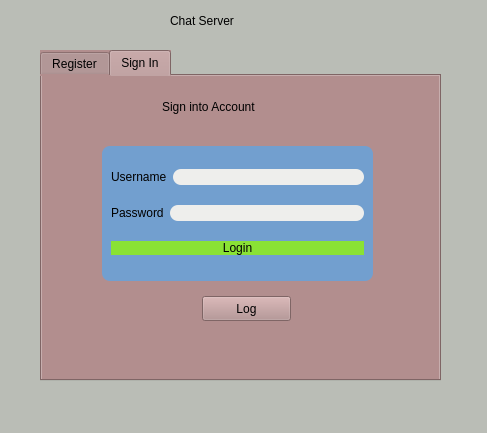
Old version of the form ChatServer/mainwindow.ui in the repository wmbb123/Chat-Server.
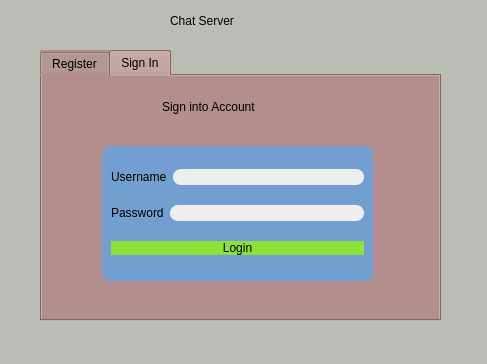
New version of the form.

What changed in the file:
```diff
--- a/ChatServer/mainwindow.ui
+++ b/ChatServer/mainwindow.ui
@@ -7,7 +7,7 @@
     <x>0</x>
     <y>0</y>
     <width>487</width>
-    <height>433</height>
+    <height>364</height>
    </rect>
   </property>
   <property name="windowTitle">
@@ -23,7 +23,7 @@
       <x>40</x>
       <y>50</y>
       <width>401</width>
-      <height>331</height>
+      <height>271</height>
      </rect>
     </property>
     <property name="styleSheet">
@@ -255,19 +255,6 @@
        <string>Sign into Account</string>
       </property>
      </widget>
-     <widget class="QPushButton" name="Logintxt">
-      <property name="geometry">
-       <rect>
-        <x>160</x>
-        <y>220</y>
-        <width>89</width>
-        <height>25</height>
-       </rect>
-      </property>
-      <property name="text">
-       <string>Log</string>
-      </property>
-     </widget>
     </widget>
    </widget>
    <widget class="QLabel" name="label_7">
```
